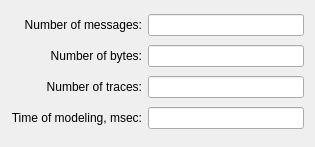
This is src/gui/ui/meteor_report_form.ui in YuriyRusinov/meteor_radio as Qt 5 draws it before an edit. The edited form follows.
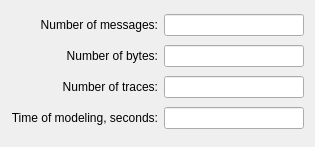
This is the edited form.

Patch:
```diff
--- a/src/gui/ui/meteor_report_form.ui
+++ b/src/gui/ui/meteor_report_form.ui
@@ -56,7 +56,7 @@
    <item row="3" column="0">
     <widget class="QLabel" name="lModelTime">
      <property name="text">
-      <string>&lt;html&gt;&lt;head/&gt;&lt;body&gt;&lt;p&gt;Time of modeling, msec:&lt;/p&gt;&lt;/body&gt;&lt;/html&gt;</string>
+      <string>&lt;html&gt;&lt;head/&gt;&lt;body&gt;&lt;p&gt;Time of modeling, seconds:&lt;/p&gt;&lt;/body&gt;&lt;/html&gt;</string>
      </property>
      <property name="alignment">
       <set>Qt::AlignRight|Qt::AlignTrailing|Qt::AlignVCenter</set>
```
